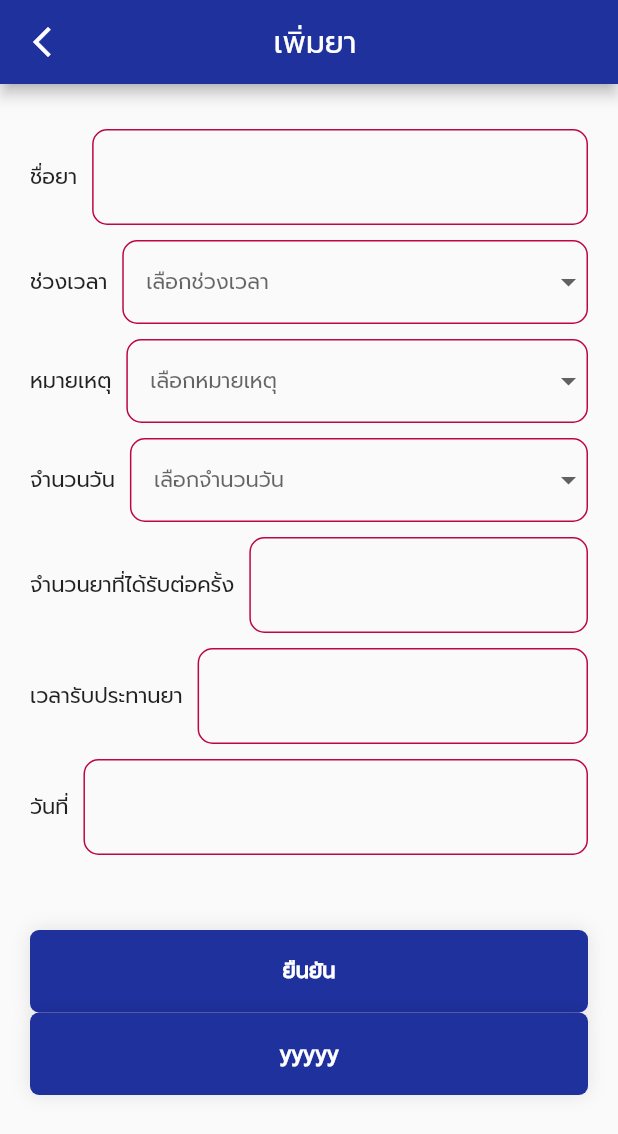
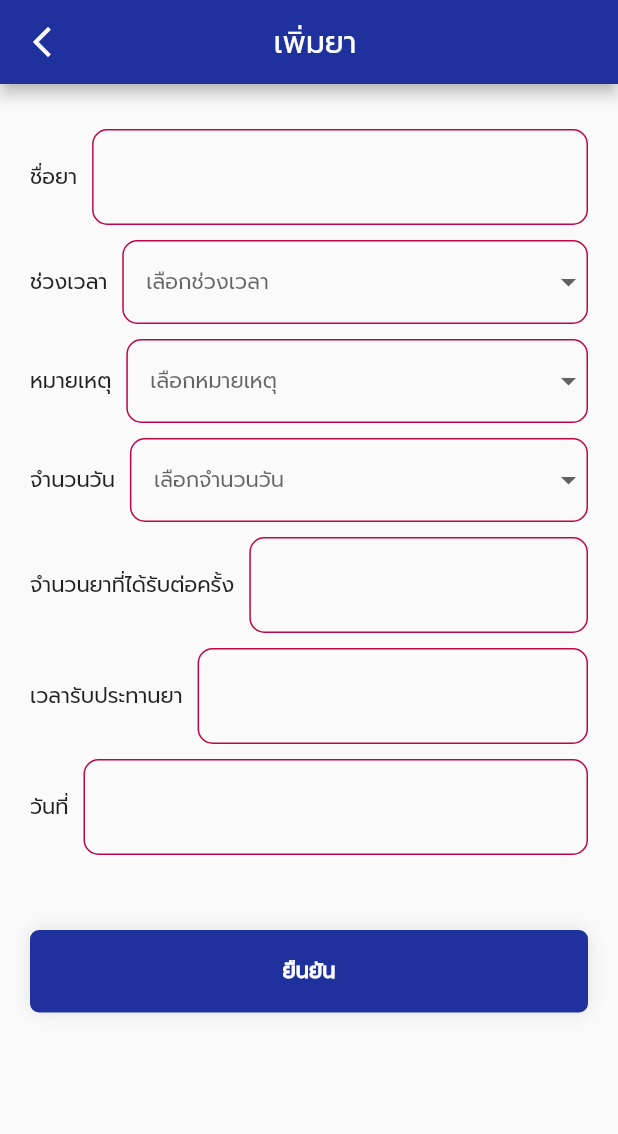
Before and after one commit to stamptitaree/ProjectFinal, a Flutter app: the Addpill screen opened directly, on a phone screen of 412 x 824 dp. Shown: the top 1134 px of the screen. Run offline on Flutter 3.47's test engine with Material 2 defaults, Android fonts, the phone set to English and light mode, and no system bars; our stand-ins replace cloud_firestore, firebase_auth, firebase_core, firebase_messaging, flutter_local_notifications, fluttertoast and 3 more; accounts and stored records are empty.

Commit message:
fix button

```diff
--- a/lib/pages/home/addpill.dart
+++ b/lib/pages/home/addpill.dart
@@ -506,30 +506,30 @@ class _AddpillState extends State<Addpill> {
                           fontFamily: 'Prompt')),
                 ),
               ),
-              InkWell(
-                onTap: () {
-                  LocalNotification().pendingNotificationRequests();
-                },
-                child: Container(
-                  alignment: Alignment.center,
-                  height: 55,
-                  decoration: BoxDecoration(
-                    color: GlobalColors.mainColor,
-                    borderRadius: BorderRadius.circular(6),
-                    boxShadow: [
-                      BoxShadow(
-                        color: Colors.black.withOpacity(0.1),
-                        blurRadius: 10,
-                      ),
-                    ],
-                  ),
-                  child: const Text('yyyyy',
-                      style: TextStyle(
-                          color: Colors.white,
-                          fontWeight: FontWeight.w600,
-                          fontFamily: 'Prompt')),
-                ),
-              )
+              // InkWell(
+              //   onTap: () {
+              //     LocalNotification().pendingNotificationRequests();
+              //   },
+              //   child: Container(
+              //     alignment: Alignment.center,
+              //     height: 55,
+              //     decoration: BoxDecoration(
+              //       color: GlobalColors.mainColor,
+              //       borderRadius: BorderRadius.circular(6),
+              //       boxShadow: [
+              //         BoxShadow(
+              //           color: Colors.black.withOpacity(0.1),
+              //           blurRadius: 10,
+              //         ),
+              //       ],
+              //     ),
+              //     child: const Text('yyyyy',
+              //         style: TextStyle(
+              //             color: Colors.white,
+              //             fontWeight: FontWeight.w600,
+              //             fontFamily: 'Prompt')),
+              //   ),
+              // )
             ],
           ),
         ),
```
